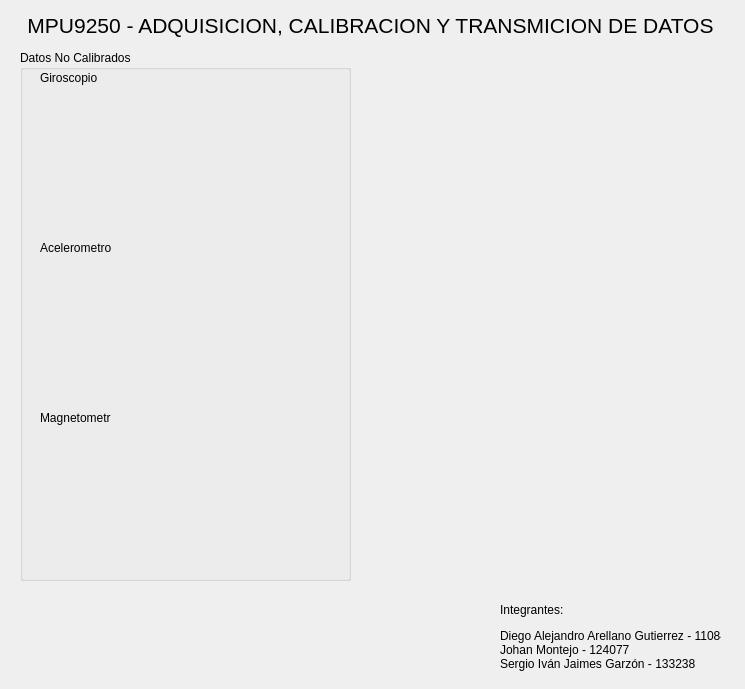
Before: the Qt Designer form Keil/Taller 1 - MPU9250/GUI/GUI-Taller1-MPU9250.ui in diegoaarellanog-arch/Algoritmos-de-Robotica-2, drawn with Qt 5.
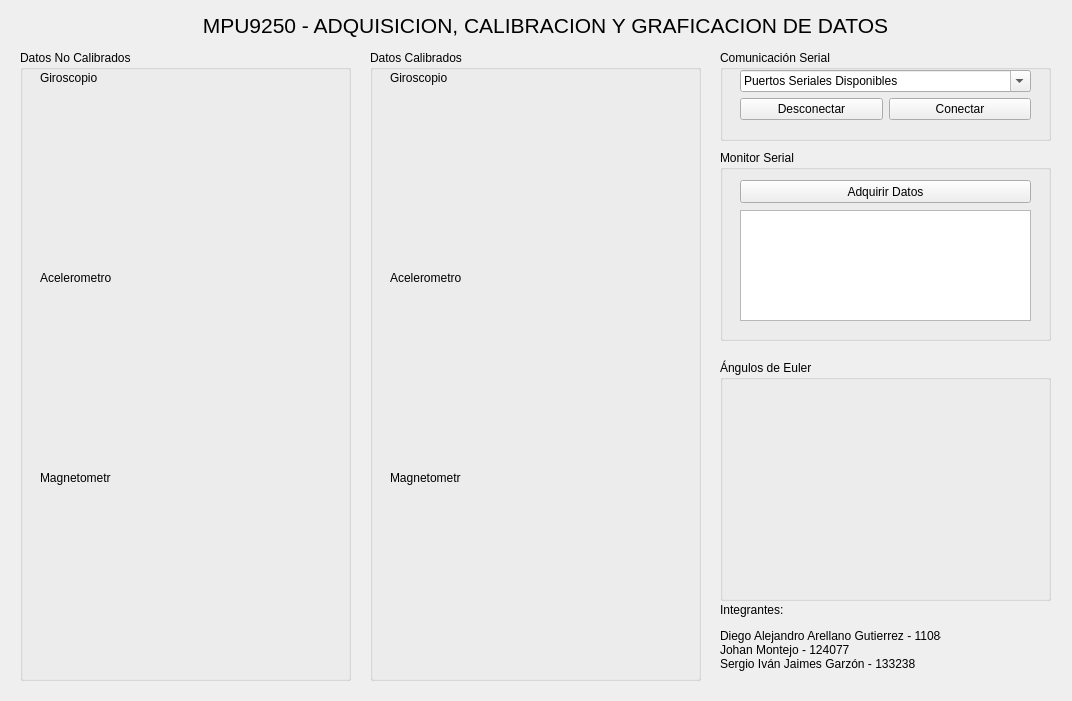
After: the same form once the commit is applied. Icons and pictures are not drawn. Custom widgets are drawn as their Qt base class.

```diff
--- a/Keil/Taller 1 - MPU9250/GUI/GUI-Taller1-MPU9250.ui
+++ b/Keil/Taller 1 - MPU9250/GUI/GUI-Taller1-MPU9250.ui
@@ -6,8 +6,8 @@
    <rect>
     <x>0</x>
     <y>0</y>
-    <width>745</width>
-    <height>689</height>
+    <width>1072</width>
+    <height>701</height>
    </rect>
   </property>
   <property name="windowTitle">
@@ -16,7 +16,7 @@
   <widget class="QLabel" name="label">
    <property name="geometry">
     <rect>
-     <x>500</x>
+     <x>720</x>
      <y>550</y>
      <width>221</width>
      <height>121</height>
@@ -35,7 +35,7 @@
      <x>20</x>
      <y>50</y>
      <width>331</width>
-     <height>531</height>
+     <height>631</height>
     </rect>
    </property>
    <property name="title">
@@ -47,7 +47,7 @@
       <x>20</x>
       <y>40</y>
       <width>291</width>
-      <height>141</height>
+      <height>171</height>
      </rect>
     </property>
    </widget>
@@ -68,7 +68,7 @@
     <property name="geometry">
      <rect>
       <x>20</x>
-      <y>190</y>
+      <y>220</y>
       <width>71</width>
       <height>16</height>
      </rect>
@@ -81,7 +81,7 @@
     <property name="geometry">
      <rect>
       <x>20</x>
-      <y>360</y>
+      <y>420</y>
       <width>71</width>
       <height>16</height>
      </rect>
@@ -94,9 +94,9 @@
     <property name="geometry">
      <rect>
       <x>20</x>
-      <y>210</y>
+      <y>240</y>
       <width>291</width>
-      <height>141</height>
+      <height>171</height>
      </rect>
     </property>
    </widget>
@@ -104,9 +104,9 @@
     <property name="geometry">
      <rect>
       <x>20</x>
-      <y>380</y>
+      <y>440</y>
       <width>291</width>
-      <height>141</height>
+      <height>171</height>
      </rect>
     </property>
    </widget>
@@ -115,31 +115,230 @@
    <property name="geometry">
     <rect>
      <x>20</x>
-     <y>580</y>
-     <width>481</width>
-     <height>91</height>
+     <y>10</y>
+     <width>301</width>
+     <height>41</height>
     </rect>
    </property>
    <property name="text">
-    <string>&lt;html&gt;&lt;head/&gt;&lt;body&gt;&lt;p&gt;&lt;img src=&quot;:/newPrefix/UNIVERSIDAD_ECCI.png&quot; width=&quot;400&quot;/&gt;&lt;/p&gt;&lt;/body&gt;&lt;/html&gt;</string>
+    <string>&lt;html&gt;&lt;head/&gt;&lt;body&gt;&lt;p&gt;&lt;img src=&quot;:/newPrefix/UNIVERSIDAD_ECCI.png&quot; width=&quot;150&quot;/&gt;&lt;/p&gt;&lt;/body&gt;&lt;/html&gt;</string>
    </property>
    <property name="alignment">
-    <set>Qt::AlignBottom|Qt::AlignLeading|Qt::AlignLeft</set>
+    <set>Qt::AlignLeading|Qt::AlignLeft|Qt::AlignTop</set>
    </property>
   </widget>
   <widget class="QLabel" name="label_3">
    <property name="geometry">
     <rect>
-     <x>0</x>
+     <x>10</x>
      <y>10</y>
-     <width>741</width>
+     <width>1071</width>
      <height>31</height>
     </rect>
    </property>
    <property name="text">
-    <string>&lt;html&gt;&lt;head/&gt;&lt;body&gt;&lt;p align=&quot;center&quot;&gt;&lt;span style=&quot; font-size:16pt;&quot;&gt;MPU9250 - ADQUISICION, CALIBRACION Y TRANSMICION DE DATOS&lt;/span&gt;&lt;/p&gt;&lt;/body&gt;&lt;/html&gt;</string>
+    <string>&lt;html&gt;&lt;head/&gt;&lt;body&gt;&lt;p align=&quot;center&quot;&gt;&lt;span style=&quot; font-size:16pt;&quot;&gt;MPU9250 - ADQUISICION, CALIBRACION Y GRAFICACION DE DATOS&lt;/span&gt;&lt;/p&gt;&lt;/body&gt;&lt;/html&gt;</string>
    </property>
   </widget>
+  <widget class="QGroupBox" name="groupBox_2">
+   <property name="geometry">
+    <rect>
+     <x>370</x>
+     <y>50</y>
+     <width>331</width>
+     <height>631</height>
+    </rect>
+   </property>
+   <property name="title">
+    <string>Datos Calibrados </string>
+   </property>
+   <widget class="PlotWidget" name="GiroscopioNoCalibrado_2" native="true">
+    <property name="geometry">
+     <rect>
+      <x>20</x>
+      <y>40</y>
+      <width>291</width>
+      <height>171</height>
+     </rect>
+    </property>
+   </widget>
+   <widget class="QLabel" name="label_7">
+    <property name="geometry">
+     <rect>
+      <x>20</x>
+      <y>20</y>
+      <width>71</width>
+      <height>16</height>
+     </rect>
+    </property>
+    <property name="text">
+     <string>Giroscopio</string>
+    </property>
+   </widget>
+   <widget class="QLabel" name="label_8">
+    <property name="geometry">
+     <rect>
+      <x>20</x>
+      <y>220</y>
+      <width>71</width>
+      <height>16</height>
+     </rect>
+    </property>
+    <property name="text">
+     <string>Acelerometro</string>
+    </property>
+   </widget>
+   <widget class="QLabel" name="label_9">
+    <property name="geometry">
+     <rect>
+      <x>20</x>
+      <y>420</y>
+      <width>71</width>
+      <height>16</height>
+     </rect>
+    </property>
+    <property name="text">
+     <string>Magnetometro</string>
+    </property>
+   </widget>
+   <widget class="PlotWidget" name="AcelerometroNoCalibrado_2" native="true">
+    <property name="geometry">
+     <rect>
+      <x>20</x>
+      <y>240</y>
+      <width>291</width>
+      <height>171</height>
+     </rect>
+    </property>
+   </widget>
+   <widget class="PlotWidget" name="MagnetometroNoCalibrado_2" native="true">
+    <property name="geometry">
+     <rect>
+      <x>20</x>
+      <y>440</y>
+      <width>291</width>
+      <height>171</height>
+     </rect>
+    </property>
+   </widget>
+  </widget>
+  <widget class="QGroupBox" name="groupBox_3">
+   <property name="geometry">
+    <rect>
+     <x>720</x>
+     <y>360</y>
+     <width>331</width>
+     <height>241</height>
+    </rect>
+   </property>
+   <property name="title">
+    <string>Ángulos de Euler</string>
+   </property>
+   <widget class="PlotWidget" name="GiroscopioNoCalibrado_4" native="true">
+    <property name="geometry">
+     <rect>
+      <x>20</x>
+      <y>30</y>
+      <width>291</width>
+      <height>191</height>
+     </rect>
+    </property>
+   </widget>
+  </widget>
+  <widget class="QGroupBox" name="groupBox_4">
+   <property name="geometry">
+    <rect>
+     <x>720</x>
+     <y>50</y>
+     <width>331</width>
+     <height>91</height>
+    </rect>
+   </property>
+   <property name="title">
+    <string>Comunicación Serial</string>
+   </property>
+   <widget class="QWidget" name="verticalLayoutWidget">
+    <property name="geometry">
+     <rect>
+      <x>20</x>
+      <y>20</y>
+      <width>291</width>
+      <height>51</height>
+     </rect>
+    </property>
+    <layout class="QVBoxLayout" name="verticalLayout">
+     <item>
+      <widget class="QFontComboBox" name="fontComboBox">
+       <property name="currentText">
+        <string>Puertos Seriales Disponibles</string>
+       </property>
+      </widget>
+     </item>
+     <item>
+      <layout class="QHBoxLayout" name="horizontalLayout">
+       <item>
+        <widget class="QPushButton" name="pushButton_3">
+         <property name="text">
+          <string>Desconectar</string>
+         </property>
+        </widget>
+       </item>
+       <item>
+        <widget class="QPushButton" name="pushButton_2">
+         <property name="text">
+          <string>Conectar</string>
+         </property>
+        </widget>
+       </item>
+      </layout>
+     </item>
+    </layout>
+   </widget>
+  </widget>
+  <widget class="QGroupBox" name="groupBox_5">
+   <property name="geometry">
+    <rect>
+     <x>720</x>
+     <y>150</y>
+     <width>331</width>
+     <height>191</height>
+    </rect>
+   </property>
+   <property name="title">
+    <string>Monitor Serial</string>
+   </property>
+   <widget class="QPlainTextEdit" name="plainTextEdit">
+    <property name="geometry">
+     <rect>
+      <x>20</x>
+      <y>60</y>
+      <width>291</width>
+      <height>111</height>
+     </rect>
+    </property>
+   </widget>
+   <widget class="QPushButton" name="pushButton">
+    <property name="geometry">
+     <rect>
+      <x>20</x>
+      <y>30</y>
+      <width>291</width>
+      <height>23</height>
+     </rect>
+    </property>
+    <property name="text">
+     <string>Adquirir Datos</string>
+    </property>
+   </widget>
+  </widget>
+  <zorder>label</zorder>
+  <zorder>groupBox</zorder>
+  <zorder>label_3</zorder>
+  <zorder>groupBox_2</zorder>
+  <zorder>groupBox_3</zorder>
+  <zorder>groupBox_4</zorder>
+  <zorder>groupBox_5</zorder>
+  <zorder>label_2</zorder>
  </widget>
  <customwidgets>
   <customwidget>
```
